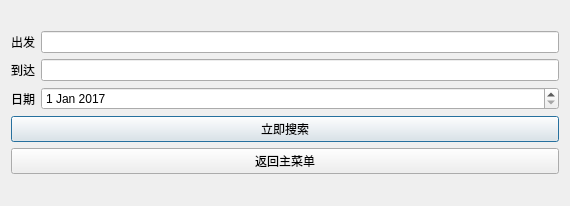
Before: the Qt Designer form Client/UI/TrainUI/stationtostationsearch.ui in TimerChen/TrainTickets, drawn with Qt 5.
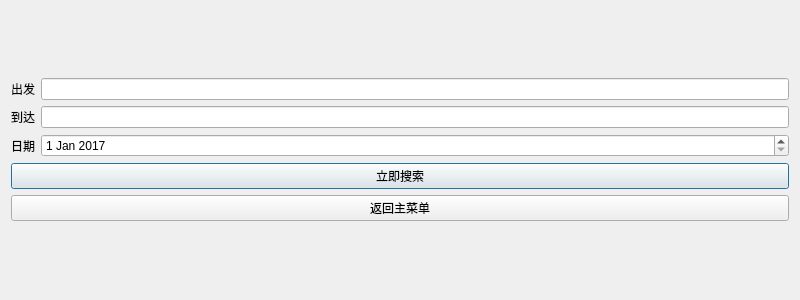
After: the same form once the commit is applied. Icons and pictures are not drawn.

```diff
--- a/Client/UI/TrainUI/stationtostationsearch.ui
+++ b/Client/UI/TrainUI/stationtostationsearch.ui
@@ -6,8 +6,8 @@
    <rect>
     <x>0</x>
     <y>0</y>
-    <width>570</width>
-    <height>206</height>
+    <width>800</width>
+    <height>300</height>
    </rect>
   </property>
   <property name="windowTitle">
```
